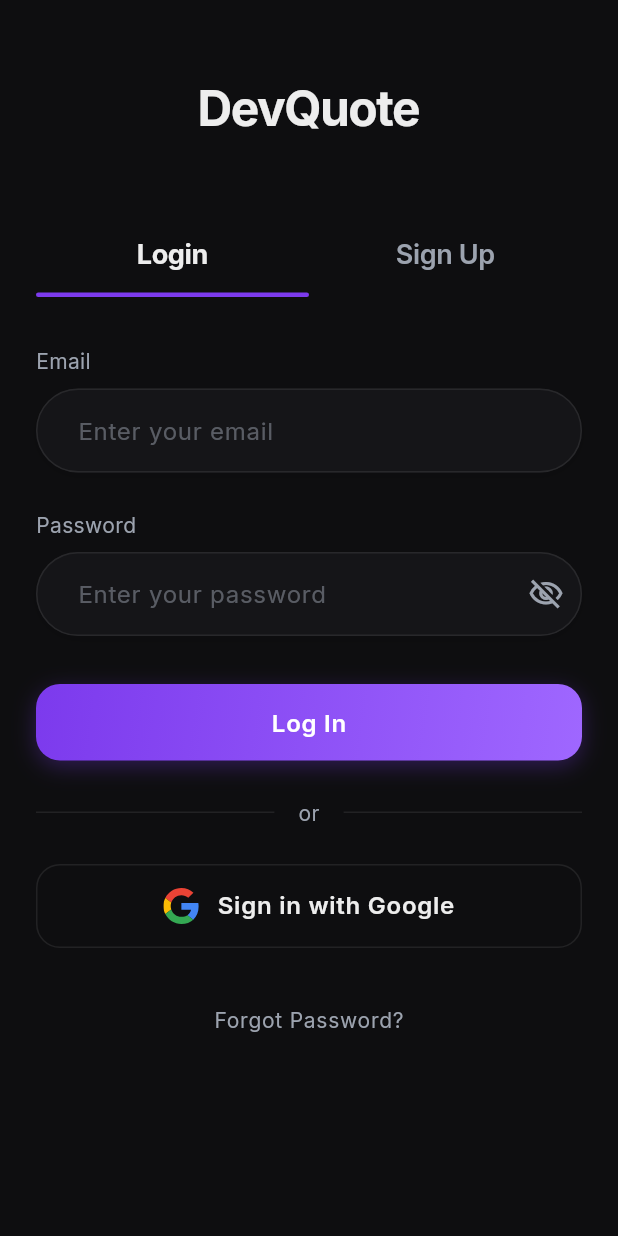
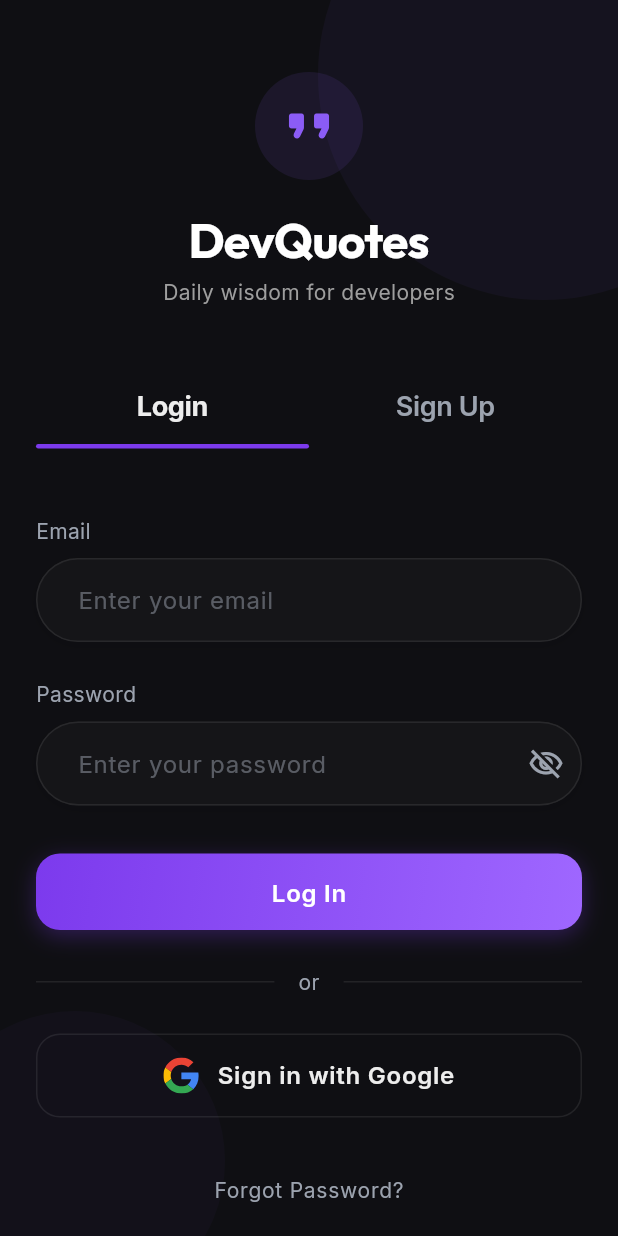
Before and after one commit to devaxissolutions/P11667, a Flutter app: the AuthScreen screen opened by its route, on a phone screen of 412 x 824 dp. Run offline on Flutter 3.47's test engine with Material 3 defaults, Android fonts, the phone set to English and light mode, and no system bars; our stand-ins replace cloud_firestore, connectivity_plus, equatable, firebase_auth, firebase_core, firebase_messaging and 9 more; missing offline and left inert: firebase_performance; accounts and stored records are empty; network calls fail.

Commit message:
style(auth): redesign auth screen with background accents and branding

```diff
--- a/lib/features/auth/screens/auth_screen.dart
+++ b/lib/features/auth/screens/auth_screen.dart
@@ -1,11 +1,10 @@
 import 'package:flutter/material.dart';
-import '../../../core/theme/colors.dart';
-import '../../../core/theme/typography.dart';
+import 'package:flutter_riverpod/flutter_riverpod.dart';
+import 'package:google_fonts/google_fonts.dart';
+import '../controllers/auth_controller.dart';
 import '../widgets/auth_tab_selector.dart';
 import 'login_form.dart';
 import 'signup_form.dart';
-import 'package:flutter_riverpod/flutter_riverpod.dart';
-import '../controllers/auth_controller.dart';
 
 class AuthScreen extends ConsumerStatefulWidget {
   const AuthScreen({super.key});
@@ -31,27 +30,9 @@ class _AuthScreenState extends ConsumerState<AuthScreen> {
   }
 
   void _onTabSelected(int index) {
+    if (index == _selectedTab) return;
+
     // Clear errors when switching tabs
-    if (index == 0) {
-      // Switching to login, clear signup errors
-      ref.read(signupControllerProvider.notifier).clearError();
-    } else {
-      // Switching to signup, clear login errors
-      ref.read(loginControllerProvider.notifier).clearError();
-    }
-
-    setState(() {
-      _selectedTab = index;
-    });
-    _pageController.animateToPage(
-      index,
-      duration: const Duration(milliseconds: 300),
-      curve: Curves.easeInOut,
-    );
-  }
-
-  void _onPageChanged(int index) {
-    // Clear errors when swiping between tabs
     if (index == 0) {
       ref.read(signupControllerProvider.notifier).clearError();
     } else {
@@ -61,49 +42,118 @@ class _AuthScreenState extends ConsumerState<AuthScreen> {
     setState(() {
       _selectedTab = index;
     });
+    _pageController.animateToPage(
+      index,
+      duration: const Duration(milliseconds: 400),
+      curve: Curves.fastOutSlowIn,
+    );
   }
 
   @override
   Widget build(BuildContext context) {
     return Scaffold(
-      backgroundColor: AppColors.background,
-      body: SafeArea(
-        child: Column(
+      backgroundColor: const Color(0xFF0F0F13),
+      body: Stack(
         children: [
-            Padding(
-              padding: const EdgeInsets.symmetric(horizontal: 24),
+          // Background Accents
+          Positioned(
+            top: -100,
+            right: -100,
+            child: Container(
+              width: 300,
+              height: 300,
+              decoration: BoxDecoration(
+                shape: BoxShape.circle,
+                color: const Color(0xFF8B5CF6).withOpacity(0.05),
+              ),
+            ),
+          ),
+          Positioned(
+            bottom: -50,
+            left: -50,
+            child: Container(
+              width: 200,
+              height: 200,
+              decoration: BoxDecoration(
+                shape: BoxShape.circle,
+                color: const Color(0xFF8B5CF6).withOpacity(0.03),
+              ),
+            ),
+          ),
+
+          SafeArea(
             child: Column(
               children: [
                 const SizedBox(height: 48),
-                  // DevQuote logo/title
-                  Text('DevQuote', style: AppTypography.title1),
-                  const SizedBox(height: 48),
-                  // Tab selector
-                  AuthTabSelector(
+
+                // Logo/Title section
+                Hero(
+                  tag: 'app_logo',
+                  child: Container(
+                    padding: const EdgeInsets.all(16),
+                    decoration: BoxDecoration(
+                      color: const Color(0xFF8B5CF6).withOpacity(0.1),
+                      shape: BoxShape.circle,
+                    ),
+                    child: const Icon(
+                      Icons.format_quote_rounded,
+                      color: Color(0xFF8B5CF6),
+                      size: 40,
+                    ),
+                  ),
+                ),
+                const SizedBox(height: 16),
+                Text(
+                  'DevQuotes',
+                  style: GoogleFonts.outfit(
+                    color: Colors.white,
+                    fontSize: 32,
+                    fontWeight: FontWeight.bold,
+                    letterSpacing: -0.5,
+                  ),
+                ),
+                Text(
+                  'Daily wisdom for developers',
+                  style: GoogleFonts.inter(
+                    color: Colors.grey[500],
+                    fontSize: 14,
+                  ),
+                ),
+
+                const SizedBox(height: 40),
+
+                // Tab Selector
+                Padding(
+                  padding: const EdgeInsets.symmetric(horizontal: 24),
+                  child: AuthTabSelector(
                     selectedIndex: _selectedTab,
                     onTabSelected: _onTabSelected,
                   ),
-                ],
                 ),
-            ),
+
+                const SizedBox(height: 12),
 
                 // Forms
                 Expanded(
                   child: PageView(
                     controller: _pageController,
-                onPageChanged: _onPageChanged,
+                    onPageChanged: (index) {
+                      setState(() {
+                        _selectedTab = index;
+                      });
+                    },
                     children: [
                       SingleChildScrollView(
+                        physics: const BouncingScrollPhysics(),
                         padding: const EdgeInsets.symmetric(horizontal: 24),
                         child: const LoginForm(key: ValueKey('login')),
                       ),
                       SingleChildScrollView(
+                        physics: const BouncingScrollPhysics(),
                         padding: const EdgeInsets.symmetric(horizontal: 24),
                         child: SignupForm(
                           key: const ValueKey('signup'),
-                      onSwitchToLogin: () {
-                        _onTabSelected(0);
-                      },
+                          onSwitchToLogin: () => _onTabSelected(0),
                         ),
                       ),
                     ],
@@ -112,6 +162,8 @@ class _AuthScreenState extends ConsumerState<AuthScreen> {
               ],
             ),
           ),
+        ],
+      ),
     );
   }
 }
```
Lines whose indentation alone changed are shown as unchanged.
